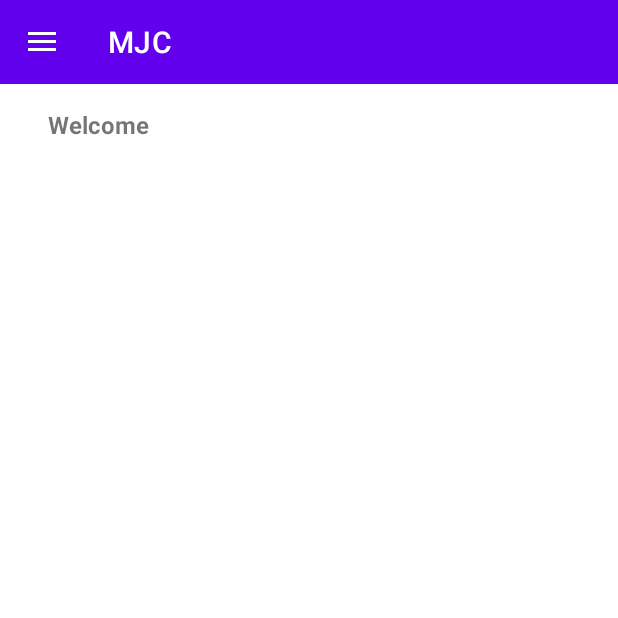
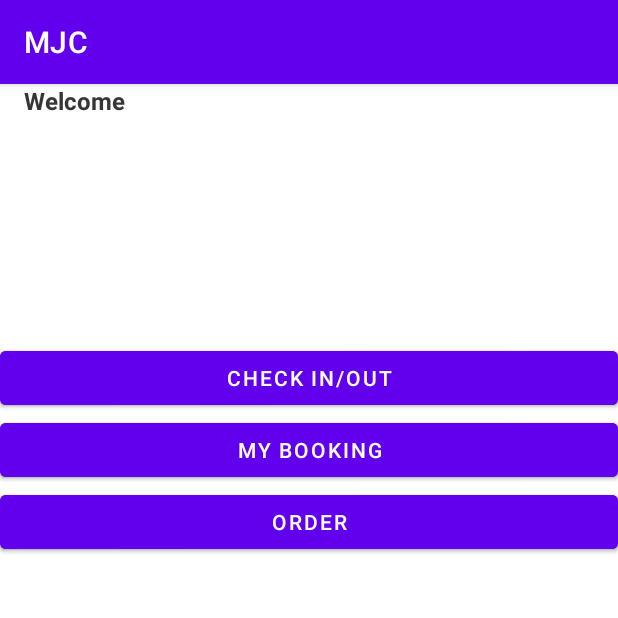
Before and after one commit to meilin0438/mjcHotelManagementSystem, an Android app: the screen it shows after launch (Home before the commit, MainActivity after it), on a phone screen of 412 x 824 dp, the top half of it. Run offline under Robolectric (Android 15) with nearby library versions, the phone set to English and light mode, and no system bars; our stand-ins replace navigation-ui.

Commit message:
17.3.2021 check in/out ui done mybooking pending drawer pending

```diff
--- a/app/src/main/java/com/example/mjchotelmanagementsystem/Home/Home.kt
+++ /dev/null
@@ -1,64 +0,0 @@
-package com.example.mjchotelmanagementsystem.Home
-
-import android.os.Bundle
-import android.view.MenuItem
-import androidx.appcompat.app.ActionBarDrawerToggle
-import androidx.appcompat.app.AppCompatActivity
-import androidx.core.view.GravityCompat
-import androidx.drawerlayout.widget.DrawerLayout
-import com.example.mjchotelmanagementsystem.R
-import com.example.mjchotelmanagementsystem.helper.Utils
-import com.google.android.material.navigation.NavigationView
-
-
-class Home : AppCompatActivity() {
-
-    lateinit var toggle: ActionBarDrawerToggle
-
-    override fun onCreate(savedInstanceState: Bundle?) {
-        super.onCreate(savedInstanceState)
-        setContentView(R.layout.activity_home)
-
-        //Navigation Bar
-        var drawerLayout: DrawerLayout = findViewById(R.id.drawerLayout)
-        toggle = ActionBarDrawerToggle(this, drawerLayout, R.string.open, R.string.close)
-        drawerLayout.addDrawerListener(toggle)
-        toggle.syncState()
-
-        supportActionBar?.setDisplayHomeAsUpEnabled(true)
-        supportActionBar?.setTitle(R.string.app_name)
-        supportActionBar?.elevation = 0f
-
-        var nav_view: NavigationView = findViewById(R.id.nav_view)
-        nav_view.setNavigationItemSelectedListener {
-            when (it.itemId) {
-                R.id.nav_profile -> {
-                    Utils.toast(this, "My Profile", 1)
-                    drawerLayout.closeDrawer(GravityCompat.START, true)
-                }
-                R.id.nav_setting -> {
-                    Utils.toast(this, "Setting", 1)
-                    drawerLayout.closeDrawer(GravityCompat.START, true)
-                }
-                R.id.nav_help -> {
-                    Utils.toast(this, "Help", 1)
-                    drawerLayout.closeDrawer(GravityCompat.START, true)
-                }
-                R.id.nav_logout -> {
-                    Utils.toast(this, "Logout", 1)
-                    drawerLayout.closeDrawer(GravityCompat.START, true)
-                }
-            }
-            true
-        }
-    }
-
-    //Navigation Drawer
-    override fun onOptionsItemSelected(item: MenuItem): Boolean {
-        if (toggle.onOptionsItemSelected(item)) {
-            return true
-        }
-        return super.onOptionsItemSelected(item)
-    }
-
-}
--- /dev/null
+++ b/app/src/main/java/com/example/mjchotelmanagementsystem/Home/HomeFragment.kt
@@ -0,0 +1,64 @@
+package com.example.mjchotelmanagementsystem.Home
+
+import android.os.Bundle
+import android.view.LayoutInflater
+import android.view.View
+import android.view.ViewGroup
+import android.widget.Button
+import androidx.fragment.app.Fragment
+import androidx.navigation.fragment.findNavController
+import com.example.mjchotelmanagementsystem.R
+import com.example.mjchotelmanagementsystem.helper.Utils
+
+
+class HomeFragment : Fragment() {
+
+
+    override fun onCreateView(
+            inflater: LayoutInflater, container: ViewGroup?,
+            savedInstanceState: Bundle?
+    ): View? {
+
+        val root=inflater.inflate(R.layout.fragment_home, container, false)
+        val button_chkinout: Button =root.findViewById(R.id.button_check_in_out)
+        val button_mybooking: Button =root.findViewById(R.id.button_my_booking)
+        val button_order: Button =root.findViewById(R.id.button_order)
+
+
+        button_chkinout.setOnClickListener{
+            findNavController().navigate(R.id.action_nav_home_to_nav_checkInOut)
+            onDestroyView()
+        }
+
+        button_mybooking.setOnClickListener {
+            findNavController().navigate(R.id.action_nav_home_to_nav_myBooking)
+        }
+
+        button_order.setOnClickListener {
+            Utils.toast(requireActivity(), "ORDER", 0)
+
+        }
+        return root
+
+    }
+
+
+
+
+   override fun onDestroy() {
+
+        super.onDestroy()
+        /*val fragmentManager = supportFragmentManager
+        val fragmentTransaction = fragmentManager.beginTransaction()
+        val fragment = HomeFragment()
+        fragmentTransaction.remove(R.id.fragment_home, fragment)
+        fragmentTransaction.commit()*/
+
+
+    }
+
+    override fun onDestroyView() {
+        super.onDestroyView()
+
+    }
+}
--- a/app/src/main/java/com/example/mjchotelmanagementsystem/MainActivity.kt
+++ b/app/src/main/java/com/example/mjchotelmanagementsystem/MainActivity.kt
@@ -1,17 +1,104 @@
 package com.example.mjchotelmanagementsystem
 
-import android.content.Intent
 import android.os.Bundle
+import android.widget.Button
+import androidx.appcompat.app.ActionBarDrawerToggle
 import androidx.appcompat.app.AppCompatActivity
-import com.example.mjchotelmanagementsystem.Home.Home
+import androidx.navigation.NavController
+import androidx.navigation.fragment.NavHostFragment
+import androidx.navigation.ui.NavigationUI
+import androidx.navigation.ui.setupActionBarWithNavController
+import com.google.android.material.navigation.NavigationView
 
 class MainActivity : AppCompatActivity() {
+
+    lateinit var toggle: ActionBarDrawerToggle
+    private lateinit var navController: NavController
+
     override fun onCreate(savedInstanceState: Bundle?) {
         super.onCreate(savedInstanceState)
         setContentView(R.layout.activity_main)
 
-        val intent = Intent(this, Home::class.java)
+       /* val intent = Intent(this, Home::class.java)
         startActivity(intent)
-        finish()
+        finish()*/
+
+        //Home Button
+        val button_chkinout: Button =findViewById(R.id.button_check_in_out)
+        val button_mybooking: Button =findViewById(R.id.button_my_booking)
+        val button_order: Button =findViewById(R.id.button_order)
+
+       /*
+       //replace fragement
+       val homeFragment:Fragment=HomeFragment()
+        supportFragmentManager.beginTransaction()
+                .replace(R.id.fragment_home, homeFragment)
+                .setTransition(FragmentTransaction.TRANSIT_FRAGMENT_OPEN)
+                .commit()*/
+
+            // Retrieve NavController from the NavHostFragment
+            val navHostFragment = supportFragmentManager
+                .findFragmentById(R.id.nav_host_fragment) as NavHostFragment
+            navController = navHostFragment.navController
+
+        // Set up the action bar for use with the NavController
+        setupActionBarWithNavController(navController)
+
+    //    val navController=Navigation.findNavController(this,R.id.homeFragment)
+        setupSideNavigationMenu(navController)
+
+
+      /*  //Navigation Bar
+        var drawerLayout: DrawerLayout = findViewById(R.id.drawerLayout)
+        toggle = ActionBarDrawerToggle(this, drawerLayout, R.string.open, R.string.close)
+        drawerLayout.addDrawerListener(toggle)
+        toggle.syncState()
+
+        supportActionBar?.setDisplayHomeAsUpEnabled(true)
+        supportActionBar?.setTitle(R.string.app_name)
+        supportActionBar?.elevation = 0f
+
+        var nav_view: NavigationView = findViewById(R.id.nav_view)
+        nav_view.setNavigationItemSelectedListener {
+            when (it.itemId) {
+                R.id.nav_profile -> {
+                    Utils.toast(this, "My Profile", 0)
+                    drawerLayout.closeDrawer(GravityCompat.START, true)
+                }
+                R.id.nav_setting -> {
+                    Utils.toast(this, "Setting", 0)
+                    drawerLayout.closeDrawer(GravityCompat.START, true)
+                }
+                R.id.nav_help -> {
+                    Utils.toast(this, "Help", 0)
+                    drawerLayout.closeDrawer(GravityCompat.START, true)
+                }
+                R.id.nav_logout -> {
+                    Utils.toast(this, "Logout", 0)
+                    drawerLayout.closeDrawer(GravityCompat.START, true)
+                }
+            }
+            true
+        }*/
+    }
+
+    fun setupSideNavigationMenu(navController: NavController){
+        var nav_view: NavigationView = findViewById(R.id.nav_view)
+        nav_view?.let{
+            NavigationUI.setupWithNavController(it,navController)
+        }
+    }
+
+    /*
+       //Navigation Drawer
+       override fun onOptionsItemSelected(item: MenuItem): Boolean {
+           if (toggle.onOptionsItemSelected(item)) {
+               return true
+           }
+           return super.onOptionsItemSelected(item)
+       }*/
+
+    override fun onSupportNavigateUp(): Boolean {
+        return navController.navigateUp() || super.onSupportNavigateUp()
     }
 }
--- a/app/src/main/res/layout/activity_home.xml
+++ /dev/null
@@ -1,48 +0,0 @@
-<?xml version="1.0" encoding="utf-8"?>
-<androidx.drawerlayout.widget.DrawerLayout
-    xmlns:android="http://schemas.android.com/apk/res/android"
-    xmlns:app="http://schemas.android.com/apk/res-auto"
-    xmlns:tools="http://schemas.android.com/tools"
-    android:layout_width="match_parent"
-    android:layout_height="match_parent"
-    android:id="@+id/drawerLayout"
-    tools:context=".Home.Home"
-    >
-
-    <LinearLayout
-        android:id="@+id/relativeLayout"
-        android:layout_width="match_parent"
-        android:layout_height="wrap_content"
-        app:layout_constraintEnd_toEndOf="parent"
-        app:layout_constraintStart_toStartOf="parent"
-        app:layout_constraintTop_toTopOf="parent"
-        android:padding="16dp"
-        android:orientation="vertical"
-        android:paddingLeft="32dp"
-        android:paddingRight="32dp"
-        tools:ignore="MissingConstraints">
-
-        <TextView
-            android:id="@+id/welcome_user"
-            android:layout_width="match_parent"
-            android:layout_height="wrap_content"
-            android:text="Welcome"
-            android:textSize="16dp"
-            android:paddingStart="16dp"
-            android:textStyle="bold" />
-
-    </LinearLayout>
-
-
-
-    <com.google.android.material.navigation.NavigationView
-        android:id="@+id/nav_view"
-        android:layout_width="wrap_content"
-        android:layout_height="match_parent"
-        app:headerLayout="@layout/nav_header"
-        app:menu="@menu/nav_drawer"
-        android:layout_gravity="start"
-        android:fitsSystemWindows="true"
-        />
-
-</androidx.drawerlayout.widget.DrawerLayout>
--- a/app/src/main/res/layout/activity_main.xml
+++ b/app/src/main/res/layout/activity_main.xml
@@ -1,18 +1,51 @@
 <?xml version="1.0" encoding="utf-8"?>
-<androidx.constraintlayout.widget.ConstraintLayout xmlns:android="http://schemas.android.com/apk/res/android"
+<androidx.drawerlayout.widget.DrawerLayout
+    xmlns:android="http://schemas.android.com/apk/res/android"
     xmlns:app="http://schemas.android.com/apk/res-auto"
     xmlns:tools="http://schemas.android.com/tools"
     android:layout_width="match_parent"
     android:layout_height="match_parent"
+    android:id="@+id/drawerLayout"
+    android:fitsSystemWindows="true"
+    tools:openDrawer="start"
     tools:context=".MainActivity">
 
-    <TextView
+    <androidx.constraintlayout.widget.ConstraintLayout
+        android:layout_width="match_parent"
+        android:layout_height="match_parent">
+
+        <androidx.fragment.app.FragmentContainerView
+            android:id="@+id/nav_host_fragment"
+            android:name="androidx.navigation.fragment.NavHostFragment"
+            app:navGraph="@navigation/nav_graph"
+            app:defaultNavHost="true"
+            android:layout_width="0dp"
+            android:layout_height="0dp"
+            app:layout_constraintBottom_toBottomOf="parent"
+            app:layout_constraintLeft_toLeftOf="parent"
+            app:layout_constraintRight_toRightOf="parent"
+            app:layout_constraintTop_toTopOf="parent"
+            />
+
+        <fragment
+            android:id="@+id/homeFragment"
+            android:name="com.example.mjchotelmanagementsystem.Home.HomeFragment"
+            android:layout_width="match_parent"
+            android:layout_height="match_parent"
+            />
+
+    </androidx.constraintlayout.widget.ConstraintLayout>
+
+
+    <com.google.android.material.navigation.NavigationView
+        android:id="@+id/nav_view"
         android:layout_width="wrap_content"
-        android:layout_height="wrap_content"
-        android:text="Hello World!"
-        app:layout_constraintBottom_toBottomOf="parent"
-        app:layout_constraintLeft_toLeftOf="parent"
-        app:layout_constraintRight_toRightOf="parent"
-        app:layout_constraintTop_toTopOf="parent" />
+        android:layout_height="match_parent"
+        app:headerLayout="@layout/nav_header"
+        app:menu="@menu/nav_drawer"
+        android:layout_gravity="start"
+        android:fitsSystemWindows="true"
+        />
 
-</androidx.constraintlayout.widget.ConstraintLayout>
+
+</androidx.drawerlayout.widget.DrawerLayout>
--- /dev/null
+++ b/app/src/main/res/layout/fragment_home.xml
@@ -0,0 +1,40 @@
+<?xml version="1.0" encoding="utf-8"?>
+<LinearLayout
+    xmlns:android="http://schemas.android.com/apk/res/android"
+    xmlns:tools="http://schemas.android.com/tools"
+    android:layout_width="match_parent"
+    android:layout_height="match_parent"
+    tools:context=".Home.HomeFragment"
+    android:id="@+id/fragment_home"
+    android:orientation="vertical">
+
+    <TextView
+        android:id="@+id/welcome_user"
+        android:layout_width="match_parent"
+        android:layout_height="wrap_content"
+        android:text="Welcome"
+        android:textSize="16dp"
+        android:paddingStart="16dp"
+        android:textStyle="bold" />
+
+    <Button
+        android:id="@+id/button_check_in_out"
+        android:layout_width="match_parent"
+        android:layout_height="wrap_content"
+        android:layout_marginTop="150dp"
+        android:text="Check In/Out" />
+
+    <Button
+        android:id="@+id/button_my_booking"
+        android:layout_width="match_parent"
+        android:layout_height="wrap_content"
+        android:text="My Booking" />
+
+    <Button
+        android:id="@+id/button_order"
+        android:layout_width="match_parent"
+        android:layout_height="wrap_content"
+        android:text="Order" />
+
+
+</LinearLayout>
--- a/app/src/main/res/navigation/nav_graph.xml
+++ b/app/src/main/res/navigation/nav_graph.xml
@@ -3,7 +3,33 @@
     xmlns:app="http://schemas.android.com/apk/res-auto"
     xmlns:tools="http://schemas.android.com/tools"
     android:id="@+id/nav_graph"
- >
+    app:startDestination="@id/nav_home">
 
 
+    <fragment
+        android:id="@+id/nav_home"
+        android:name="com.example.mjchotelmanagementsystem.Home.HomeFragment"
+        android:label="MJC"
+        tools:layout="@layout/fragment_home" >
+        <action
+            android:id="@+id/action_nav_home_to_nav_checkInOut"
+            app:destination="@id/nav_checkInOut" />
+        <action
+            android:id="@+id/action_nav_home_to_nav_myBooking"
+            app:destination="@id/nav_myBooking" />
+    </fragment>
+    <fragment
+        android:id="@+id/nav_checkInOut"
+        android:name="com.example.mjchotelmanagementsystem.CheckInOut.checkInOut"
+        android:label="Check In / Out"
+        tools:layout="@layout/fragment_check_in_out" >
+
+    </fragment>
+    <fragment
+        android:id="@+id/nav_myBooking"
+        android:name="com.example.mjchotelmanagementsystem.myBooking.myBooking"
+        android:label="My Booking"
+        tools:layout="@layout/fragment_my_booking" >
+
+    </fragment>
 </navigation>
--- a/app/src/main/res/values/colors.xml
+++ b/app/src/main/res/values/colors.xml
@@ -8,5 +8,8 @@
     <color name="black">#FF000000</color>
     <color name="white">#FFFFFFFF</color>
 
+    <!--Check In / Out-->
     <color name="bgDrawer">#FFC040D6</color>
+    <color name="bgChkInOut">#7AFFBC</color>
+    <color name="textchkInOut">#2000FF</color>
 </resources>
--- a/app/src/main/res/values/strings.xml
+++ b/app/src/main/res/values/strings.xml
@@ -4,4 +4,6 @@
 
     <string name="open">Open</string>
     <string name="close">Close</string>
+
+    <string name="hello_blank_fragment">Hello blank fragment</string>
 </resources>
```
Also changed, not shown: app/build.gradle (+13 -0 lines), app/src/main/AndroidManifest.xml (+1 -8 lines), app/src/main/java/com/example/mjchotelmanagementsystem/CheckInOut/checkInOut.kt (added, +79 -0 lines), app/src/main/java/com/example/mjchotelmanagementsystem/myBooking/myBooking.kt (added, +22 -0 lines), app/src/main/res/layout/fragment_check_in_out.xml (added, +112 -0 lines), app/src/main/res/layout/fragment_my_booking.xml (added, +54 -0 lines), gradle/wrapper/gradle-wrapper.properties.
